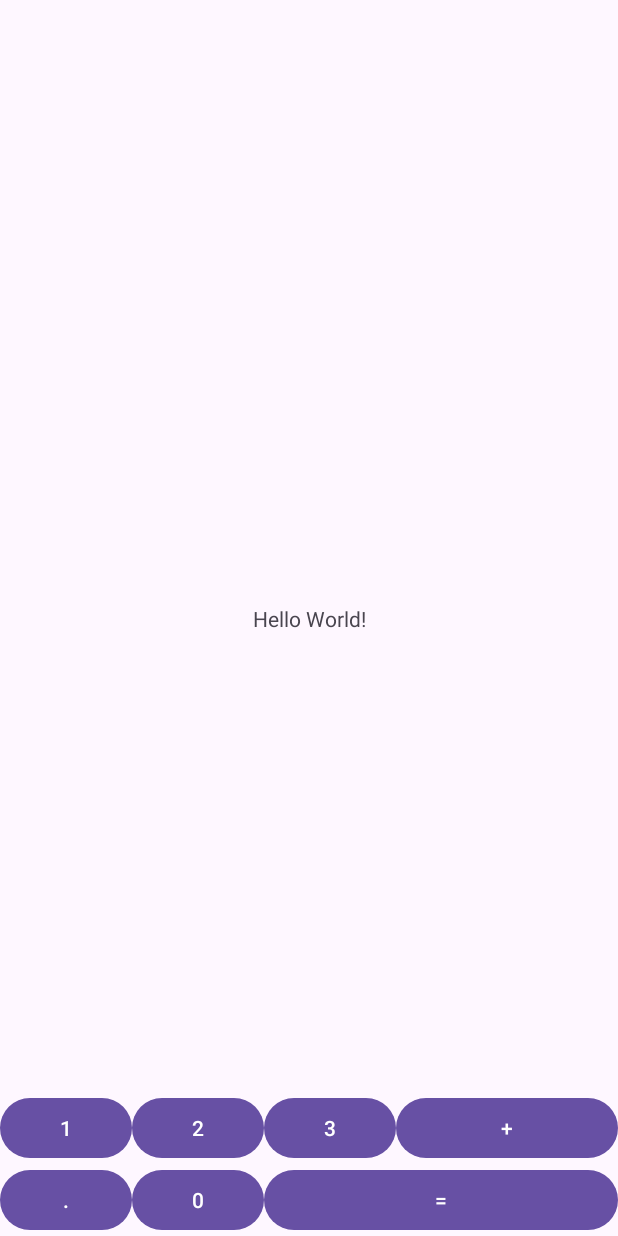
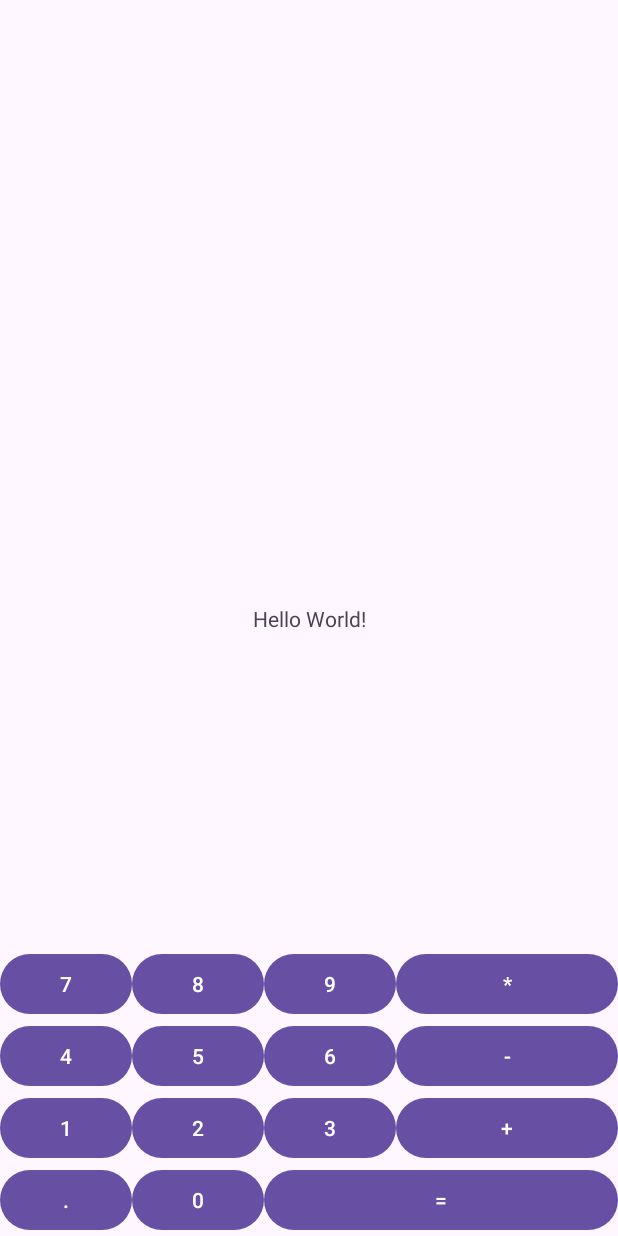
Before and after one commit to MiNeris0/Calculator, an Android app: the screen it shows after launch (MainActivity), on a phone screen of 412 x 824 dp. Run offline under Robolectric (Android 15) with nearby library versions, the phone set to English and light mode, and no system bars.

Commit message:
second commit

```diff
--- a/app/src/main/res/layout/activity_main.xml
+++ b/app/src/main/res/layout/activity_main.xml
@@ -73,4 +73,70 @@
         android:layout_width="0dp"
         android:layout_height="wrap_content" />
 
+    <Button
+        app:layout_constraintLeft_toLeftOf="parent"
+        app:layout_constraintBottom_toTopOf="@id/one_button"
+        android:text="4"
+        android:id="@+id/four_button"
+        android:layout_width="0dp"
+        android:layout_height="wrap_content" />
+
+    <Button
+        app:layout_constraintLeft_toRightOf="@id/four_button"
+        app:layout_constraintBottom_toTopOf="@id/two_button"
+        android:text="5"
+        android:id="@+id/five_button"
+        android:layout_width="0dp"
+        android:layout_height="wrap_content" />
+
+    <Button
+        app:layout_constraintLeft_toRightOf="@id/five_button"
+        app:layout_constraintBottom_toTopOf="@id/three_button"
+        android:text="6"
+        android:id="@+id/six_button"
+        android:layout_width="0dp"
+        android:layout_height="wrap_content" />
+
+    <Button
+        app:layout_constraintLeft_toRightOf="@id/six_button"
+        app:layout_constraintBottom_toTopOf="@id/plus_button"
+        app:layout_constraintRight_toRightOf="parent"
+        android:text="-"
+        android:id="@+id/minus_button"
+        android:layout_width="0dp"
+        android:layout_height="wrap_content" />
+
+    <Button
+        app:layout_constraintLeft_toLeftOf="parent"
+        app:layout_constraintBottom_toTopOf="@id/four_button"
+        android:text="7"
+        android:id="@+id/seven_button"
+        android:layout_width="0dp"
+        android:layout_height="wrap_content" />
+
+    <Button
+        app:layout_constraintLeft_toRightOf="@id/seven_button"
+        app:layout_constraintBottom_toTopOf="@id/five_button"
+        android:text="8"
+        android:id="@+id/eight_button"
+        android:layout_width="0dp"
+        android:layout_height="wrap_content" />
+
+    <Button
+        app:layout_constraintLeft_toRightOf="@id/eight_button"
+        app:layout_constraintBottom_toTopOf="@id/six_button"
+        android:text="9"
+        android:id="@+id/nine_button"
+        android:layout_width="0dp"
+        android:layout_height="wrap_content" />
+
+    <Button
+        app:layout_constraintLeft_toRightOf="@id/nine_button"
+        app:layout_constraintBottom_toTopOf="@id/minus_button"
+        app:layout_constraintRight_toRightOf="parent"
+        android:text="*"
+        android:id="@+id/multiply_button"
+        android:layout_width="0dp"
+        android:layout_height="wrap_content" />
+
 </androidx.constraintlayout.widget.ConstraintLayout>
```
